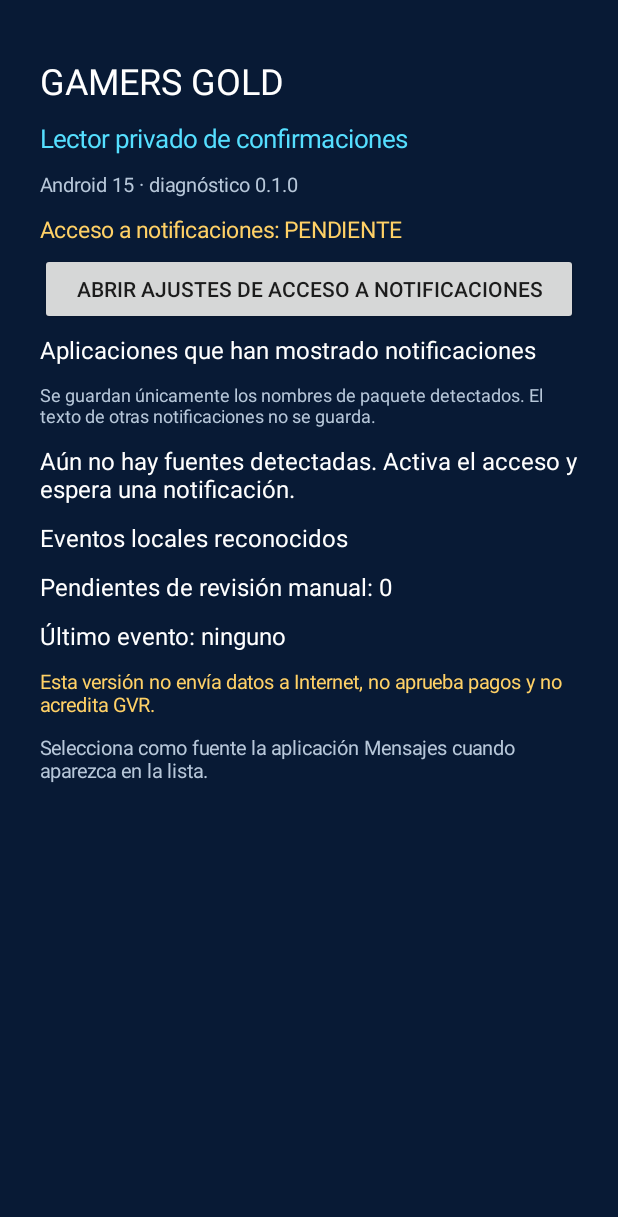
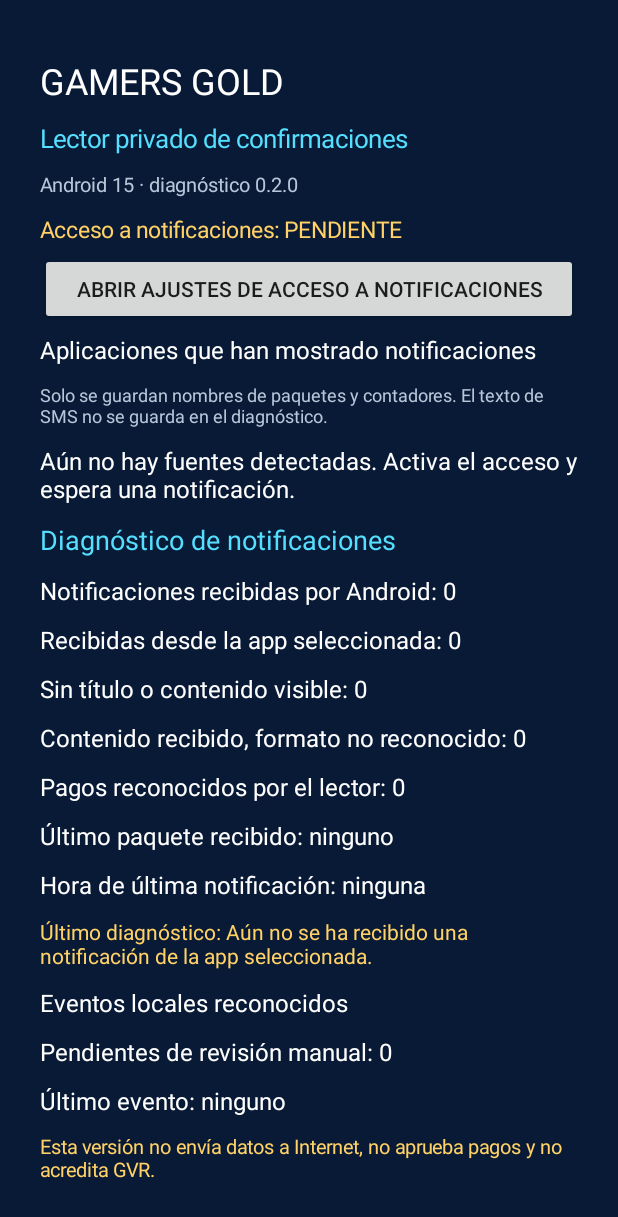
Before and after one commit to fidelarcia09/gamevora, an Android app: the screen it shows after launch (MainActivity), on a phone screen of 412 x 824 dp. Shown: the top 1217 px of the screen. Run offline under Robolectric (Android 15) with nearby library versions, the phone set to English and light mode, and no system bars.

Commit message:
Show notification capture diagnostics in app

```diff
--- a/android/app/src/main/java/com/gamersgold/paymentreader/MainActivity.kt
+++ b/android/app/src/main/java/com/gamersgold/paymentreader/MainActivity.kt
@@ -7,6 +7,9 @@ import android.provider.Settings
 import android.widget.Button
 import android.widget.LinearLayout
 import android.widget.TextView
+import java.text.SimpleDateFormat
+import java.util.Date
+import java.util.Locale
 
 class MainActivity : Activity() {
     private lateinit var root: LinearLayout
@@ -40,9 +43,16 @@ class MainActivity : Activity() {
             })
         }
 
+        fun count(key: String): Int = prefs.getInt(key, 0)
+        fun time(key: String): String {
+            val millis = prefs.getLong(key, 0L)
+            return if (millis <= 0L) "ninguna" else
+                SimpleDateFormat("dd/MM/yyyy HH:mm:ss", Locale.getDefault()).format(Date(millis))
+        }
+
         addText("GAMERS GOLD", 24f)
         addText("Lector privado de confirmaciones", 17f, 0xFF55DFFF.toInt())
-        addText("Android 15 · diagnóstico 0.1.0", 13f, 0xFFB7C7D9.toInt())
+        addText("Android 15 · diagnóstico 0.2.0", 13f, 0xFFB7C7D9.toInt())
 
         val granted = NotificationCaptureService.isAccessGranted(this)
         addText(
@@ -60,7 +70,7 @@ class MainActivity : Activity() {
 
         addText("Aplicaciones que han mostrado notificaciones", 16f)
         addText(
-            "Se guardan únicamente los nombres de paquete detectados. El texto de otras notificaciones no se guarda.",
+            "Solo se guardan nombres de paquetes y contadores. El texto de SMS no se guarda en el diagnóstico.",
             12f,
             0xFFB7C7D9.toInt()
         )
@@ -86,6 +96,20 @@ class MainActivity : Activity() {
             }
         }
 
+        addText("Diagnóstico de notificaciones", 18f, 0xFF55DFFF.toInt())
+        addText("Notificaciones recibidas por Android: ${count(NotificationCaptureService.KEY_TOTAL_NOTIFICATIONS)}")
+        addText("Recibidas desde la app seleccionada: ${count(NotificationCaptureService.KEY_SELECTED_NOTIFICATIONS)}")
+        addText("Sin título o contenido visible: ${count(NotificationCaptureService.KEY_NO_CONTENT_NOTIFICATIONS)}")
+        addText("Contenido recibido, formato no reconocido: ${count(NotificationCaptureService.KEY_UNRECOGNIZED_NOTIFICATIONS)}")
+        addText("Pagos reconocidos por el lector: ${count(NotificationCaptureService.KEY_RECOGNIZED_PAYMENTS)}")
+        addText("Último paquete recibido: ${prefs.getString(NotificationCaptureService.KEY_LAST_NOTIFICATION_PACKAGE, "ninguno")}")
+        addText("Hora de última notificación: ${time(NotificationCaptureService.KEY_LAST_NOTIFICATION_AT)}")
+        addText(
+            "Último diagnóstico: ${prefs.getString(NotificationCaptureService.KEY_LAST_DIAGNOSTIC, "Aún no se ha recibido una notificación de la app seleccionada.")}",
+            14f,
+            0xFFFFD166.toInt()
+        )
+
         addText("Eventos locales reconocidos", 16f)
         val store = PaymentEventStore(this)
         try {
@@ -101,7 +125,7 @@ class MainActivity : Activity() {
             0xFFFFD166.toInt()
         )
         addText(
-            "Selecciona como fuente la aplicación Mensajes cuando aparezca en la lista.",
+            "Selecciona Google Messages (com.google.android.apps.messaging) como fuente y vuelve aquí después de recibir una notificación.",
             13f,
             0xFFB7C7D9.toInt()
         )
```
